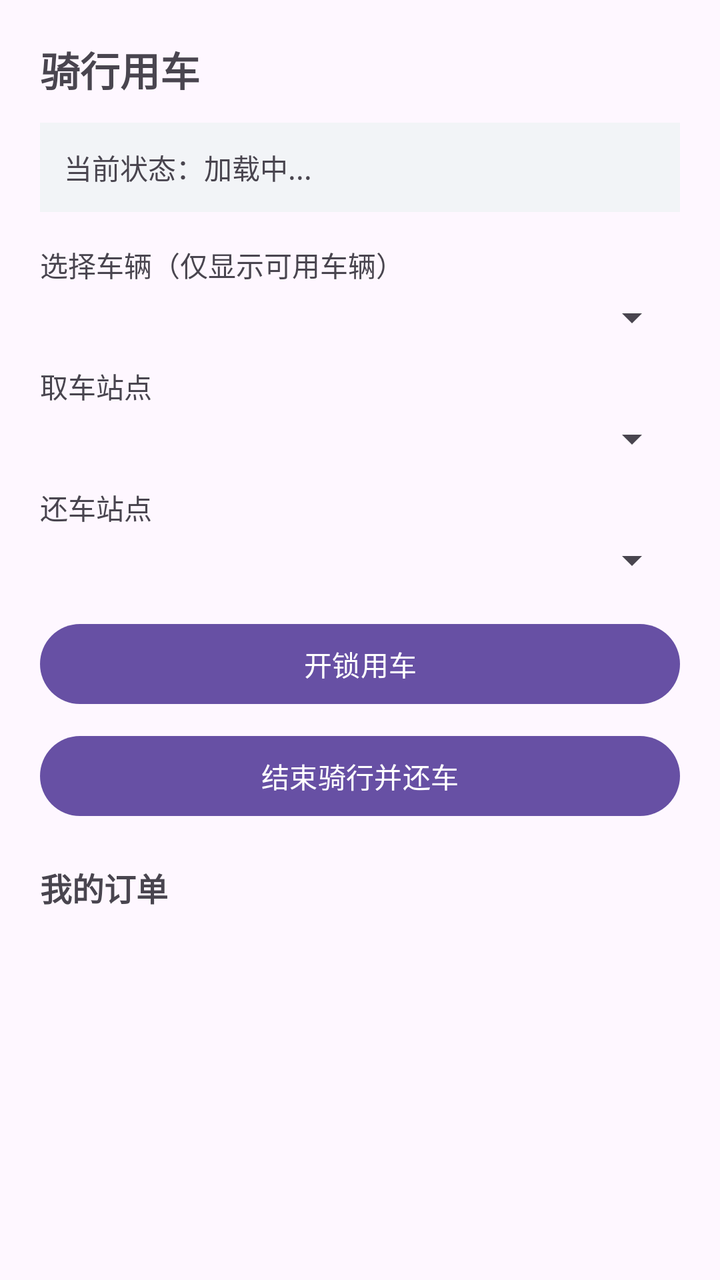
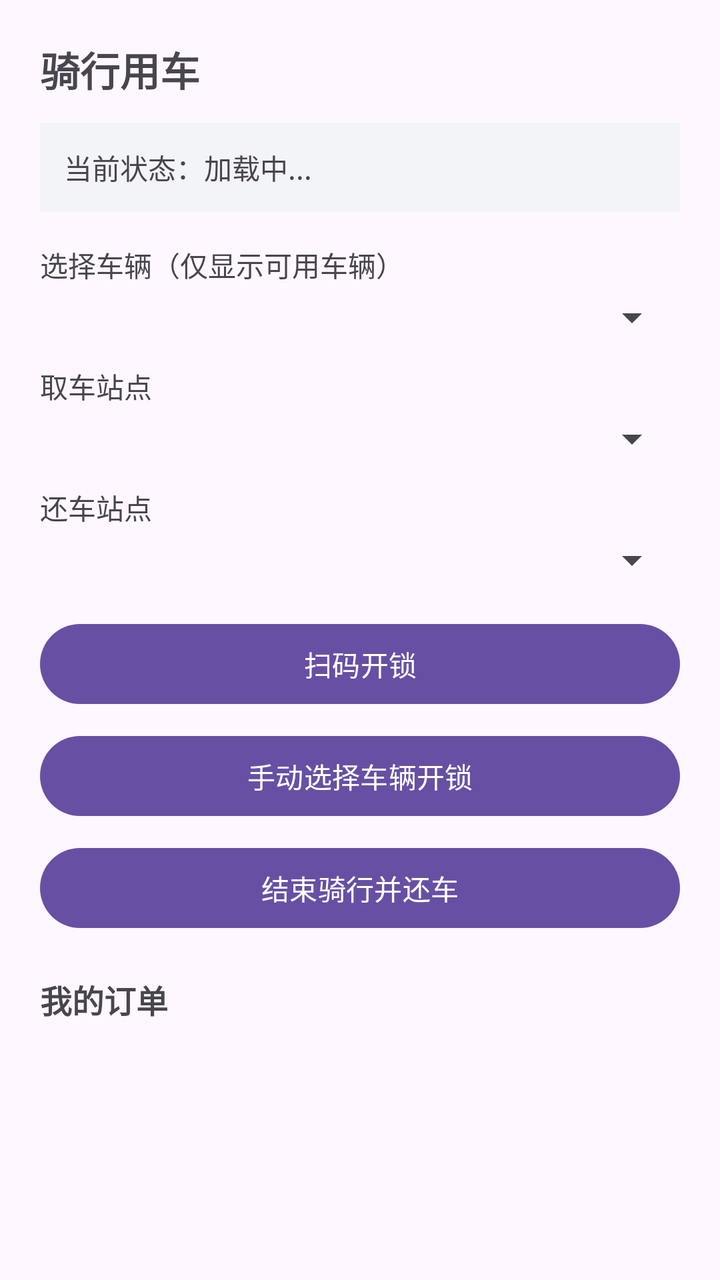

An Android layout rendered at two revisions. The XML below is the earlier revision; the diff shows what the commit changed to produce the second picture.
<!-- AndroidManifest.xml: application theme Theme.BikeUserApp -->
<!-- res/layout/activity_ride.xml -->
<?xml version="1.0" encoding="utf-8"?>
<LinearLayout
    xmlns:android="http://schemas.android.com/apk/res/android"
    android:layout_width="match_parent"
    android:layout_height="match_parent"
    android:orientation="vertical"
    android:padding="20dp">

    <TextView
        android:layout_width="wrap_content"
        android:layout_height="wrap_content"
        android:text="骑行用车"
        android:textSize="20sp"
        android:textStyle="bold"
        android:layout_marginBottom="12dp"/>

    <TextView
        android:id="@+id/tv_current_order"
        android:layout_width="match_parent"
        android:layout_height="wrap_content"
        android:text="当前状态：加载中..."
        android:textSize="14sp"
        android:padding="12dp"
        android:background="#F2F4F7"
        android:layout_marginBottom="16dp"/>

    <TextView
        android:layout_width="wrap_content"
        android:layout_height="wrap_content"
        android:text="选择车辆（仅显示可用车辆）"
        android:textSize="14sp"
        android:layout_marginBottom="4dp"/>

    <Spinner
        android:id="@+id/sp_bike"
        android:layout_width="match_parent"
        android:layout_height="wrap_content"
        android:layout_marginBottom="12dp"/>

    <TextView
        android:layout_width="wrap_content"
        android:layout_height="wrap_content"
        android:text="取车站点"
        android:textSize="14sp"
        android:layout_marginBottom="4dp"/>

    <Spinner
        android:id="@+id/sp_start_station"
        android:layout_width="match_parent"
        android:layout_height="wrap_content"
        android:layout_marginBottom="12dp"/>

    <TextView
        android:layout_width="wrap_content"
        android:layout_height="wrap_content"
        android:text="还车站点"
        android:textSize="14sp"
        android:layout_marginBottom="4dp"/>

    <Spinner
        android:id="@+id/sp_end_station"
        android:layout_width="match_parent"
        android:layout_height="wrap_content"
        android:layout_marginBottom="16dp"/>

    <Button
        android:id="@+id/btn_start"
        android:layout_width="match_parent"
        android:layout_height="wrap_content"
        android:text="开锁用车"
        android:layout_marginBottom="8dp"/>

    <Button
        android:id="@+id/btn_end"
        android:layout_width="match_parent"
        android:layout_height="wrap_content"
        android:text="结束骑行并还车"
        android:layout_marginBottom="20dp"/>

    <TextView
        android:layout_width="wrap_content"
        android:layout_height="wrap_content"
        android:text="我的订单"
        android:textSize="16sp"
        android:textStyle="bold"
        android:layout_marginBottom="8dp"/>

    <ListView
        android:id="@+id/lv_orders"
        android:layout_width="match_parent"
        android:layout_height="0dp"
        android:layout_weight="1"/>

</LinearLayout>
<!-- resources referenced by this layout -->
<resources>
  <style name="Theme.BikeUserApp" parent="Base.Theme.BikeUserApp" />
  <style name="Base.Theme.BikeUserApp" parent="Theme.Material3.DayNight.NoActionBar">
          
          
      </style>
</resources>

<!-- the commit's change to res/layout/activity_ride.xml (unified diff, before → after) -->
@@ -64,10 +64,17 @@
         android:layout_marginBottom="16dp"/>
 
     <Button
+        android:id="@+id/btn_scan"
+        android:layout_width="match_parent"
+        android:layout_height="wrap_content"
+        android:text="扫码开锁"
+        android:layout_marginBottom="8dp"/>
+
+    <Button
         android:id="@+id/btn_start"
         android:layout_width="match_parent"
         android:layout_height="wrap_content"
-        android:text="开锁用车"
+        android:text="手动选择车辆开锁"
         android:layout_marginBottom="8dp"/>
 
     <Button
